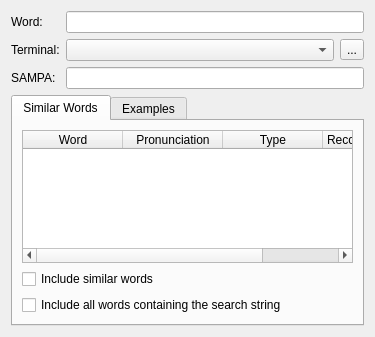
Above: simon/src/simonmodelmanagementui/AddWord/resolvewordpage.ui from KDE/simon before the change. Below: the same form after it.
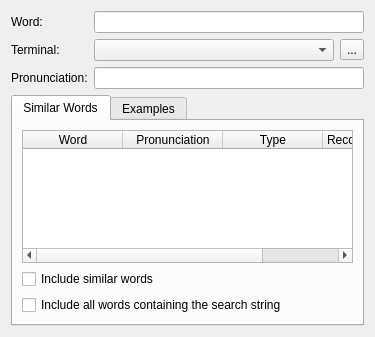
That is the form after the change. Custom widgets are drawn as their Qt base class.

The edit to the form file:
```diff
--- a/simon/src/simonmodelmanagementui/AddWord/resolvewordpage.ui
+++ b/simon/src/simonmodelmanagementui/AddWord/resolvewordpage.ui
@@ -56,7 +56,7 @@
      <item row="2" column="0" >
       <widget class="QLabel" name="lbSampa" >
        <property name="text" >
-        <string>SAMPA:</string>
+        <string>Pronunciation:</string>
        </property>
       </widget>
      </item>
```
